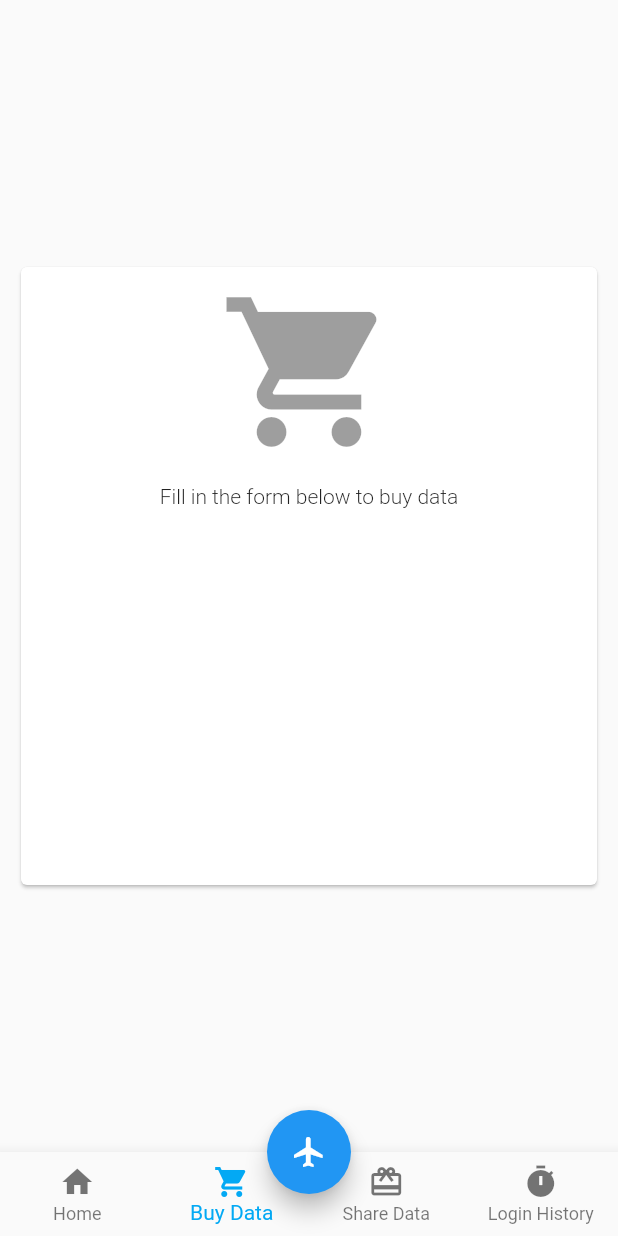
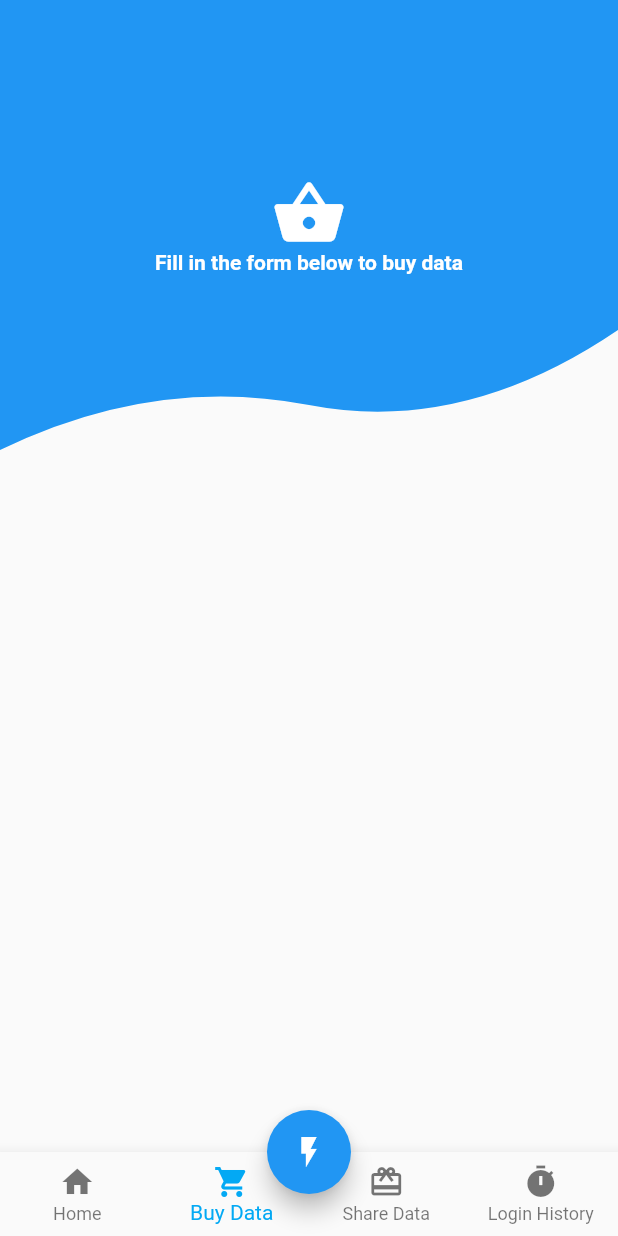
Before and after one commit to Fstackdevio/Netsurf-Mobile, a Flutter app: the WrapperScreen screen opened directly, item 2 of the bottom bar chosen, on a phone screen of 412 x 824 dp. Run offline on Flutter 3.47's test engine with Material 2 defaults, Android fonts, the phone set to English and light mode, and no system bars.

Commit message:
new look of buy and share data for card placement

```diff
--- /dev/null
+++ b/lib/pages/buy.dart
@@ -0,0 +1,106 @@
+import 'package:flutter/material.dart';
+import 'package:netsurf_pro/tools/custom_shape.dart';
+
+class BuyScreen extends StatefulWidget {
+  @override
+  _BuyScreenState createState() => new _BuyScreenState();
+}
+
+class _BuyScreenState extends State<BuyScreen> {
+  TextEditingController ctrlWallet = new TextEditingController();
+  TextEditingController ctrlUser = new TextEditingController();
+  TextEditingController ctrlAmt = new TextEditingController();
+  TextEditingController ctrlPin = new TextEditingController();
+  @override
+  Widget build(BuildContext context) {
+    return new Scaffold(
+        body: new SingleChildScrollView(
+      child: Stack(children: <Widget>[
+        new ClipPath(
+          clipper: new CustomShape(),
+          child: new Container(
+            height: 300.0,
+            width: double.infinity,
+            color: Colors.blue,
+            child: new Column(
+              mainAxisAlignment: MainAxisAlignment.center,
+              children: <Widget>[
+                new Icon(
+                  Icons.shopping_basket,
+                  size: 50.0,
+                  color: Colors.white,
+                ),
+                new Text(
+                  'Fill in the form below to buy data',
+                  style: new TextStyle(
+                      color: Colors.white, fontWeight: FontWeight.bold),
+                ),
+              ],
+            ),
+          ),
+        ),
+        // Column(
+        //   children: <Widget>[
+        //     SizedBox(
+        //       height: 250.0,
+        //     ),
+        //     new Container(
+        //       height: 200.0,
+        //       padding: EdgeInsets.all(16.0),
+        //       decoration: BoxDecoration(
+        //         color: Colors.lime,
+        //       ),
+        //       child: Row(
+        //         mainAxisSize: MainAxisSize.max,
+        //         mainAxisAlignment: MainAxisAlignment.spaceBetween,
+        //         children: <Widget>[
+        //           Column(
+        //             children: <Widget>[
+        //               TextFormField(
+        //                   controller: ctrlWallet,
+        //                   decoration: InputDecoration(
+        //                     prefixIcon: Icon(Icons.person_outline),
+        //                     suffixIcon: Icon(Icons.edit),
+        //                     hintText: 'E-wallet Account Number',
+        //                     hintStyle: new TextStyle(
+        //                         fontWeight: FontWeight.bold,
+        //                         color: Colors.grey),
+        //                   )),
+        //               SizedBox(
+        //                 height: 20.0,
+        //               ),
+        //               TextFormField(
+        //                   controller: ctrlUser,
+        //                   decoration: InputDecoration(
+        //                     prefixIcon: Icon(Icons.person_add),
+        //                     hintText: 'Username',
+        //                     hintStyle: new TextStyle(
+        //                         fontWeight: FontWeight.bold,
+        //                         color: Colors.grey),
+        //                   )),
+        //               SizedBox(
+        //                 height: 20.0,
+        //               ),
+        //               TextFormField(
+        //                   controller: ctrlUser,
+        //                   decoration: InputDecoration(
+        //                     prefixIcon: Icon(Icons.lock_open),
+        //                     hintText: 'Secret Pin or E-wallet Pin',
+        //                     hintStyle: new TextStyle(
+        //                         fontWeight: FontWeight.bold,
+        //                         color: Colors.grey),
+        //                   )),
+        //             ],
+        //           )
+        //         ],
+        //       ),
+        //     ),
+        //     SizedBox(
+        //       height: 20.0,
+        //     )
+        //   ],
+        // ),
+      ]),
+    ));
+  }
+}
--- a/lib/pages/home.dart
+++ b/lib/pages/home.dart
@@ -1,4 +1,5 @@
 import 'package:flutter/material.dart';
+import 'package:netsurf_pro/models/trans_card.dart';
 import 'package:netsurf_pro/pages/notification.dart';
 import 'package:netsurf_pro/pages/settings.dart';
 
@@ -91,8 +92,7 @@ class _HomeScreenState extends State<HomeScreen> {
                                   style: new TextStyle(
                                       color: Colors.white,
                                       fontSize: 50.0,
-                                      fontWeight: FontWeight.bold
-                                      )),
+                                      fontWeight: FontWeight.bold)),
                               new Text(
                                 'Data Balance',
                                 style: new TextStyle(
--- a/lib/pages/wrapper.dart
+++ b/lib/pages/wrapper.dart
@@ -1,7 +1,7 @@
 import 'package:flutter/material.dart';
+import 'package:netsurf_pro/pages/buy.dart';
 import 'package:netsurf_pro/pages/home.dart';
-import 'package:netsurf_pro/pages/buydata.dart';
-import 'package:netsurf_pro/pages/sharedata.dart';
+import 'package:netsurf_pro/pages/share.dart';
 
 class WrapperScreen extends StatefulWidget {
   @override
@@ -19,20 +19,10 @@ class _WrapperScreenState extends State<WrapperScreen> {
 
   @override
   Widget build(BuildContext context) {
-    var card = new Card(
-      child: new Column(
-        children: <Widget>[
-          new ListTile(
-            title: new Text("Adeniyi Mayokun"),
-          )
-        ],
-
-      ),
-    );
     List<Widget> _screens = [
       HomeScreen(),
-      BuyData(),
-      ShareData(),
+      BuyScreen(),
+      ShareScreen(),
       Center(
         child: new Text('Login History'),
       ),
@@ -43,7 +33,7 @@ class _WrapperScreenState extends State<WrapperScreen> {
       floatingActionButton: new FloatingActionButton(
         onPressed: () {},
         backgroundColor: Colors.blue,
-        child: new Icon(Icons.flight),
+        child: new Icon(Icons.flash_on),
       ),
       floatingActionButtonLocation: FloatingActionButtonLocation.centerDocked,
       bottomNavigationBar: BottomNavigationBar(
--- /dev/null
+++ b/lib/tools/custom_shape.dart
@@ -0,0 +1,24 @@
+import 'package:flutter/material.dart';
+
+class CustomShape extends CustomClipper<Path> {
+  @override
+  Path getClip(Size size) {
+    final Path path = Path();
+    path.lineTo(0.0, size.height);
+
+    var firstEndPoint = Offset(size.width * .5, size.height - 30.0);
+    var firstControlPoint = Offset(size.width * 0.25, size.height - 50.0);
+    path.quadraticBezierTo(firstControlPoint.dx, firstControlPoint.dy, firstEndPoint.dx, firstEndPoint.dy);
+
+    var secondEndPoint = Offset(size.width, size.height - 80.0);
+    var secondControlPoint = Offset(size.width * 0.75, size.height - 10.0);
+    path.quadraticBezierTo(secondControlPoint.dx, secondControlPoint.dy, secondEndPoint.dx, secondEndPoint.dy);
+
+    path.lineTo(size.width, 0.0);
+    path.close();
+    return path;
+  }
+
+  @override
+  bool shouldReclip(CustomClipper oldClipper) => true;
+}
```
Also changed, not shown: lib/pages/login.dart (+4 -4 lines), lib/pages/share.dart (added, +52 -0 lines), lib/mayo/buydata.dart (renamed from lib/pages/buydata.dart), lib/mayo/sharedata.dart (renamed from lib/pages/sharedata.dart).
